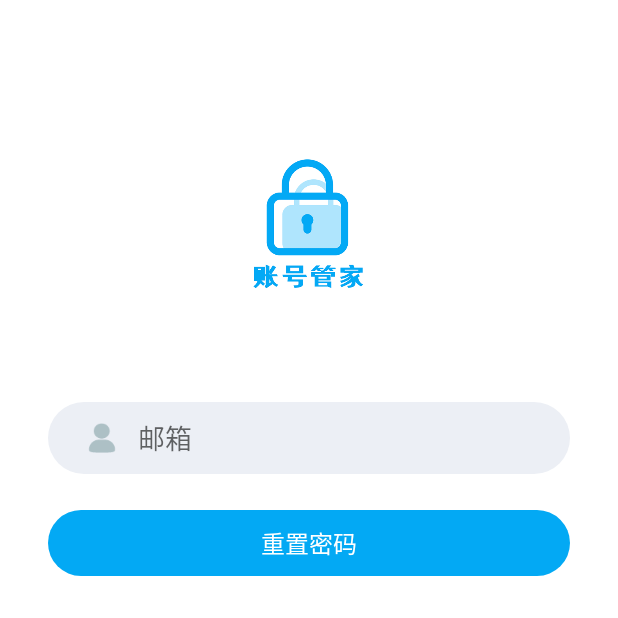
After one commit to Alex-wen1995/PasswordSave, an Android app: the ForgetPwdActivity screen opened directly, with no data from a screen before it, on a phone screen of 412 x 824 dp, the top half of it. The commit adds this screen. Run offline under Robolectric (Android 15) with nearby library versions, the phone set to English and light mode, and no system bars; our stand-ins replace Room's generated code, RxJava; libraries missing offline, so code that uses them is left out: cn.bmob.v3, com.previewlibrary, com.socks.library, com.squareup.leakcanary, com.tencent.mmkv and 1 more.

Commit message:
忘记密码完成

```diff
--- a/app/src/main/AndroidManifest.xml
+++ b/app/src/main/AndroidManifest.xml
@@ -43,6 +43,7 @@
         <activity android:name=".module.setting.pattern_lock.WholePatternCancelActivity" />
         <activity android:name=".module.login.LoginActivity" />
         <activity android:name=".module.login.RegisterActivity" />
+        <activity android:name=".module.login.ForgetPwdActivity" />
 
         <provider
             android:name="androidx.core.content.FileProvider"
--- a/app/src/main/java/com/passwordsave/module/account/UpdateAccountActivity.kt
+++ b/app/src/main/java/com/passwordsave/module/account/UpdateAccountActivity.kt
@@ -58,7 +58,6 @@ class UpdateAccountActivity : BaseActivity() {
         btn_save.setOnClickListener {
             val data = Account2()
             data.id = id
-            data.objectId = objectId
             data.title = et_title.text.toString()
             data.account = et_account.text.toString()
             data.password = et_pwd.text.toString()
@@ -75,7 +74,6 @@ class UpdateAccountActivity : BaseActivity() {
             b_data.password = et_pwd.text.toString()
             b_data.remark = et_remark.text.toString()
             b_data.isCollect = is_collect
-            data.objectId = objectId
 
 
             b_data.update(objectId, object : UpdateListener() {
--- a/app/src/main/java/com/passwordsave/module/collect/CollectFragment.kt
+++ b/app/src/main/java/com/passwordsave/module/collect/CollectFragment.kt
@@ -82,8 +82,10 @@ class CollectFragment : BaseFragment() {
     }
 
     private fun onRefreshComplete() { //刷新或加载更多完成
-        smartLayout.finishRefresh()
-        smartLayout.finishLoadMore()
+        if (smartLayout != null) {
+            smartLayout.finishRefresh()
+            smartLayout.finishLoadMore()
+        }
     }
 
     inner class AccountAdapter(data: MutableList<Account2>) :
--- /dev/null
+++ b/app/src/main/java/com/passwordsave/module/login/ForgetPwdActivity.kt
@@ -0,0 +1,55 @@
+package com.passwordsave.module.login
+
+import android.util.Log
+import cn.bmob.v3.BmobUser
+import cn.bmob.v3.exception.BmobException
+import cn.bmob.v3.listener.UpdateListener
+import com.google.android.material.snackbar.Snackbar
+import com.passwordsave.R
+import com.passwordsave.base.BaseActivity
+import com.passwordsave.utils.showToast
+import kotlinx.android.synthetic.main.activity_forget_pwd.*
+import kotlinx.android.synthetic.main.activity_login.*
+import kotlinx.android.synthetic.main.activity_login.et_account
+import kotlinx.android.synthetic.main.activity_login.tv_forget
+
+
+class ForgetPwdActivity : BaseActivity() {
+    override fun layoutId(): Int {
+        return R.layout.activity_forget_pwd
+    }
+
+    override fun initData() {
+    }
+
+    override fun initView() {
+    }
+
+    override fun initListener() {
+        tv_forget.setOnClickListener {
+            resetPasswordByEmail()
+        }
+    }
+
+
+    /**
+     * 邮箱重置密码
+     */
+    private fun resetPasswordByEmail() {
+        val email = et_account.text.toString()
+        BmobUser.resetPasswordByEmail(email, object : UpdateListener() {
+            override fun done(e: BmobException?) {
+                if (e == null) {
+                    showToast("重置密码请求成功，请到" + email + "邮箱进行密码重置操作")
+                    finish()
+                } else {
+                    Log.e("BMOB", e.toString())
+                    showToast("重置操作失败")
+                }
+            }
+        })
+    }
+
+    override fun start() {
+    }
+}
--- a/app/src/main/java/com/passwordsave/module/login/LoginActivity.kt
+++ b/app/src/main/java/com/passwordsave/module/login/LoginActivity.kt
@@ -32,6 +32,10 @@ class LoginActivity : BaseActivity() {
         tv_login.setOnClickListener {
             loginByEmailPwd()
         }
+
+        tv_forget.setOnClickListener {
+            startActivityNoParam(ForgetPwdActivity::class.java)
+        }
     }
 
 
--- /dev/null
+++ b/app/src/main/res/layout/activity_forget_pwd.xml
@@ -0,0 +1,81 @@
+<?xml version="1.0" encoding="utf-8"?>
+<androidx.constraintlayout.widget.ConstraintLayout xmlns:android="http://schemas.android.com/apk/res/android"
+    xmlns:app="http://schemas.android.com/apk/res-auto"
+    xmlns:tools="http://schemas.android.com/tools"
+    android:layout_width="match_parent"
+    android:layout_height="match_parent"
+    android:id="@+id/cl_reg"
+    android:background="@color/colorWhite">
+
+    <ImageView
+        android:id="@+id/imageView"
+        android:layout_width="@dimen/dp_100"
+        android:layout_height="wrap_content"
+        android:layout_marginTop="@dimen/dp_100"
+        android:adjustViewBounds="true"
+        app:layout_constraintEnd_toEndOf="parent"
+        app:layout_constraintStart_toStartOf="parent"
+        app:layout_constraintTop_toTopOf="parent"
+        app:srcCompat="@drawable/logo" />
+
+    <LinearLayout
+        android:id="@+id/linearLayout"
+        android:layout_width="0dp"
+        android:layout_height="wrap_content"
+        android:layout_marginTop="@dimen/dp_36"
+        android:orientation="vertical"
+        app:layout_constraintEnd_toEndOf="parent"
+        app:layout_constraintStart_toStartOf="parent"
+        app:layout_constraintTop_toBottomOf="@+id/imageView">
+
+        <LinearLayout
+            android:layout_width="match_parent"
+            android:layout_height="wrap_content"
+            android:layout_marginStart="@dimen/dp_32"
+            android:layout_marginTop="@dimen/dp_32"
+            android:layout_marginEnd="@dimen/dp_32"
+            android:background="@drawable/login_et_bg"
+            android:gravity="center"
+            android:orientation="horizontal">
+
+            <ImageView
+                android:layout_width="wrap_content"
+                android:layout_height="wrap_content"
+                android:layout_marginStart="@dimen/dp_24"
+                android:layout_marginTop="@dimen/dp_12"
+                android:layout_marginBottom="@dimen/dp_12"
+                android:src="@drawable/ic_person" />
+
+
+            <EditText
+                android:id="@+id/et_account"
+                android:layout_width="match_parent"
+                android:layout_height="match_parent"
+                android:layout_marginStart="@dimen/dp_12"
+                android:layout_marginEnd="@dimen/dp_12"
+                android:background="@null"
+                android:hint="邮箱"
+                android:inputType="textEmailAddress"
+                android:singleLine="true" />
+        </LinearLayout>
+
+    </LinearLayout>
+
+
+    <TextView
+        android:id="@+id/tv_forget"
+        android:layout_width="0dp"
+        android:layout_height="wrap_content"
+        android:layout_marginTop="@dimen/dp_24"
+        android:text="重置密码"
+        android:textSize="@dimen/sp_16"
+        android:padding="@dimen/dp_10"
+        android:gravity="center"
+        android:layout_marginEnd="@dimen/dp_32"
+        android:layout_marginStart="@dimen/dp_32"
+        android:background="@drawable/login_bg"
+        android:textColor="@color/colorWhite"
+        app:layout_constraintEnd_toEndOf="parent"
+        app:layout_constraintStart_toStartOf="parent"
+        app:layout_constraintTop_toBottomOf="@+id/linearLayout" />
+</androidx.constraintlayout.widget.ConstraintLayout>
```
